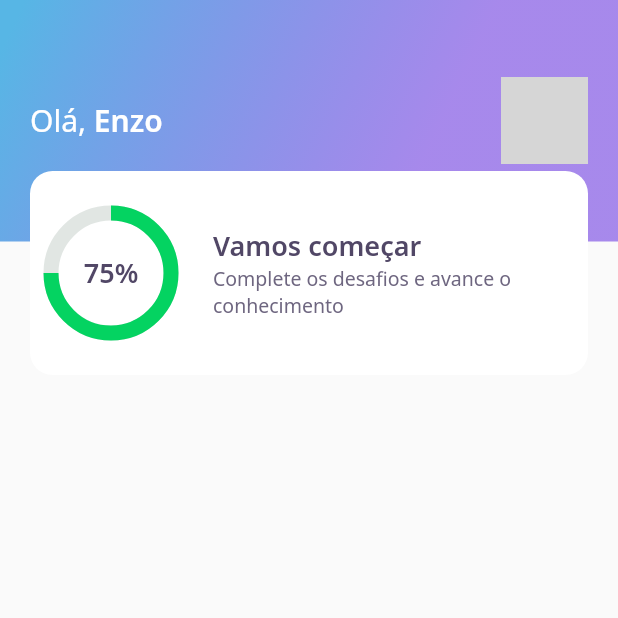
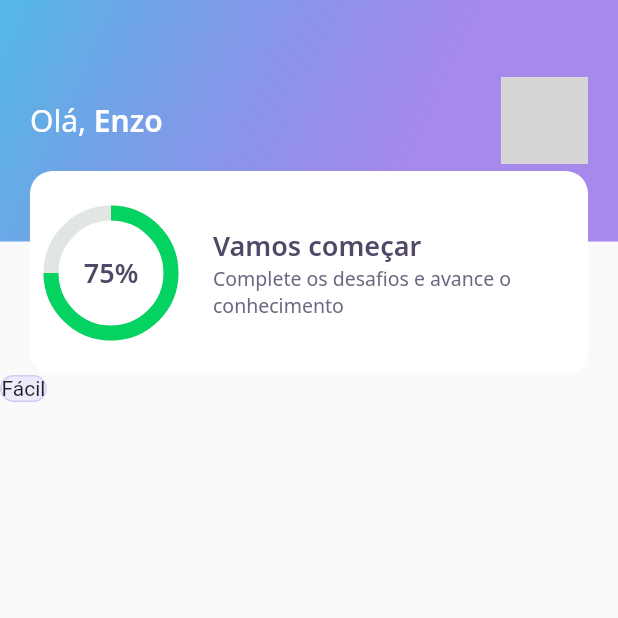
Before and after one commit to enzodanjour/dquiz, a Flutter app: the screen it shows after launch, on a phone screen of 412 x 824 dp, the top half of it. Run offline on Flutter 3.47's test engine with Material 2 defaults, Android fonts, the phone set to English and light mode, and no system bars; our stand-ins replace google_fonts; network calls fail; grey boxes are pictures that could not be loaded.

Commit message:
add level button

```diff
--- a/lib/home/home_page.dart
+++ b/lib/home/home_page.dart
@@ -1,4 +1,5 @@
 import 'package:dquiz/home/widgets/app_bar/app_bar_widget.dart';
+import 'package:dquiz/home/widgets/level_button/level_button_widget.dart';
 import 'package:flutter/material.dart';
 
 class HomePage extends StatefulWidget {
@@ -12,6 +13,7 @@ class _HomePageState extends State<HomePage> {
   Widget build(BuildContext context) {
     return Scaffold(
       appBar: AppBarWidget(),
+      body: LevelButtonWidget(),
     );
   }
 }
--- /dev/null
+++ b/lib/home/widgets/level_button/level_button_widget.dart
@@ -0,0 +1,20 @@
+import 'package:dquiz/core/app_colors.dart';
+import 'package:flutter/material.dart';
+
+class LevelButtonWidget extends StatelessWidget {
+  const LevelButtonWidget({Key? key}) : super(key: key);
+
+  @override
+  Widget build(BuildContext context) {
+    return Container(
+      decoration: BoxDecoration(
+        borderRadius: BorderRadius.circular(28),
+        color: AppColors.levelButtonFacil,
+        border: Border.fromBorderSide(BorderSide(color: AppColors.levelButtonBorderFacil))
+      ),
+      child: Text(
+        "Fácil",
+      ),
+    );
+  }
+}
```
